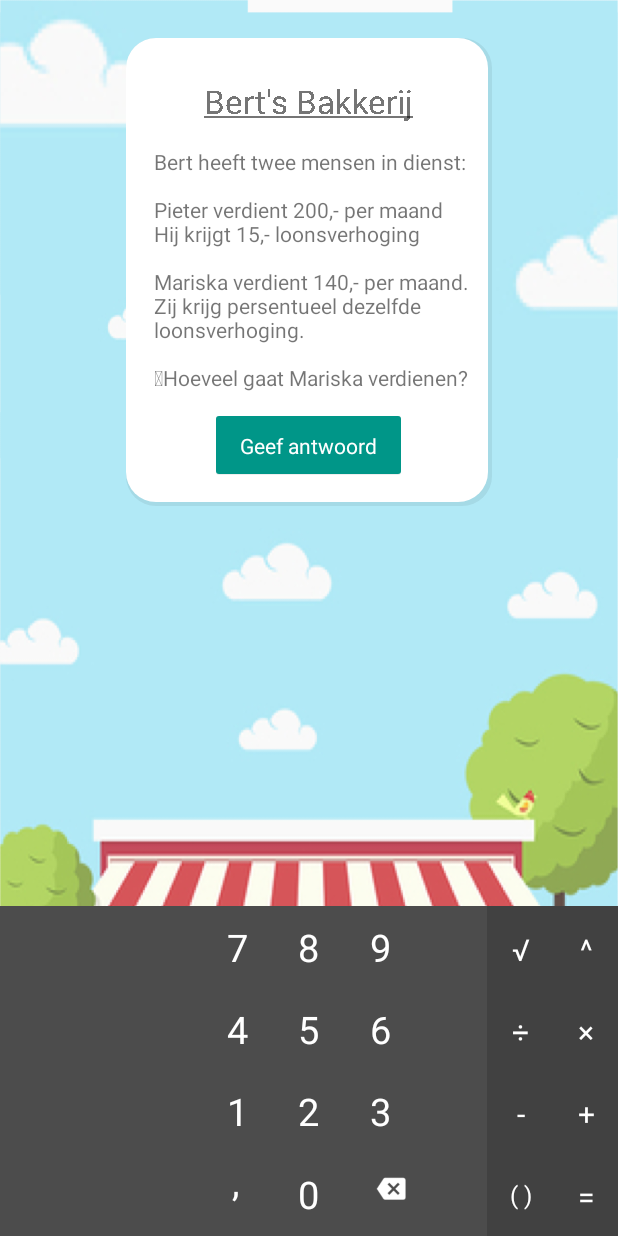
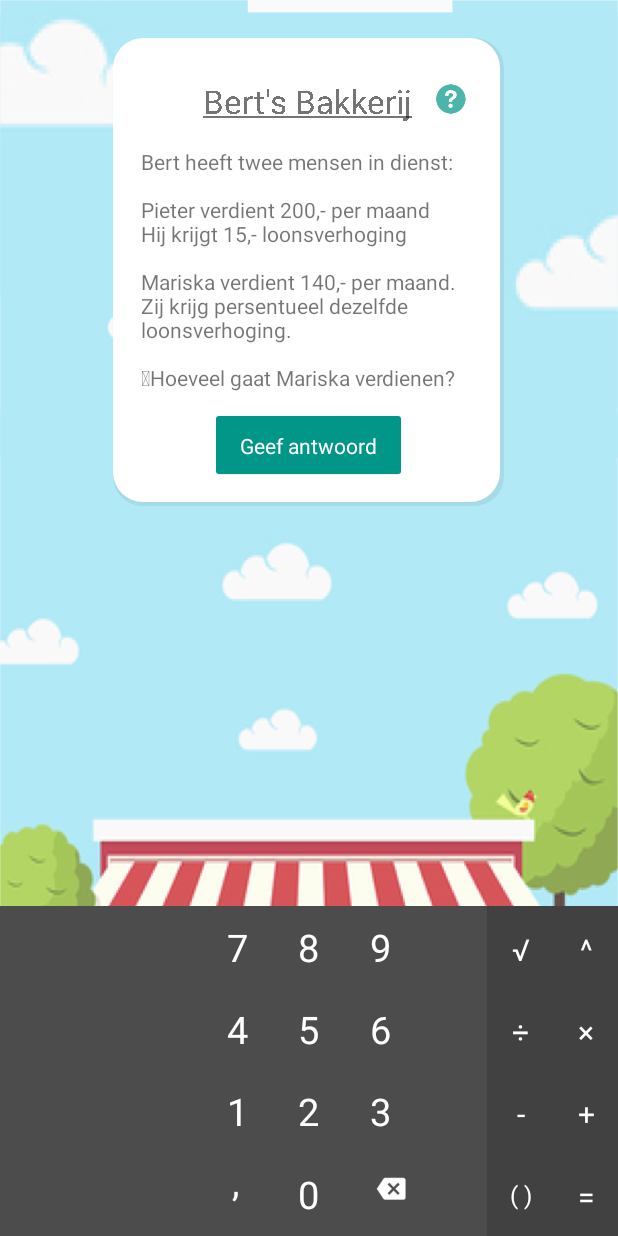
Before and after one commit to ae6680/android, an Android app: the screen it shows after launch (QuestionActivity), on a phone screen of 412 x 824 dp. Run offline under Robolectric (Android 15) with nearby library versions, the phone set to English and light mode, and no system bars; our stand-ins replace ButterKnife; 4 statements that could not run were skipped.

Commit message:
Add hint button

```diff
--- a/app/src/main/res/layout/activity_question.xml
+++ b/app/src/main/res/layout/activity_question.xml
@@ -5,27 +5,39 @@
     android:layout_width="match_parent"
     android:layout_height="match_parent">
 
-    <LinearLayout
-        android:layout_width="wrap_content"
+    <RelativeLayout
         android:background="@drawable/question_rounded"
         android:layout_marginTop="25dp"
         android:layout_gravity="center_horizontal"
         android:padding="15dp"
         android:orientation="vertical"
         android:gravity="center_horizontal"
+        android:layout_width="wrap_content"
         android:layout_height="wrap_content">
 
         <TextView
             android:id="@+id/question_fase"
             android:text="@string/question_fase"
             android:layout_marginTop="12dp"
+            android:layout_centerHorizontal="true"
             android:textSize="22sp"
             android:layout_width="wrap_content"
             android:layout_height="wrap_content" />
 
+        <ImageView
+            android:id="@+id/hint"
+            android:src="@drawable/hint_icon"
+            android:padding="10dp"
+            android:layout_marginTop="5dp"
+            android:layout_marginStart="50dp"
+            android:layout_toRightOf="@id/question_fase"
+            android:layout_width="40dp"
+            android:layout_height="40dp" />
+
         <TextView
             android:id="@+id/question"
             android:text="@string/first_question"
+            android:layout_below="@id/question_fase"
             android:layout_width="wrap_content"
             android:layout_height="wrap_content" />
 
@@ -38,11 +50,13 @@
             android:paddingEnd="16dp"
             android:text="Geef antwoord"
             android:textColor="#fff"
+            android:layout_below="@id/question"
             android:layout_marginBottom="5dp"
+            android:layout_centerHorizontal="true"
             android:layout_width="wrap_content"
             android:layout_height="wrap_content" />
 
-        </LinearLayout>
+        </RelativeLayout>
 
     <RelativeLayout
         android:id="@+id/calculator_container"
```
Also changed, not shown: app/src/main/res/drawable/hint_icon.png (added), 1 other file.
